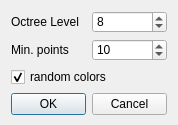
First picture: the form in qCC/ui_templates/labelingDlg.ui, repository CloudCompare/CloudCompare, before the edit.
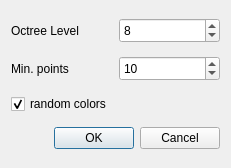
Second picture: the form after the edit.

Patch:
```diff
--- a/qCC/ui_templates/labelingDlg.ui
+++ b/qCC/ui_templates/labelingDlg.ui
@@ -6,8 +6,8 @@
    <rect>
     <x>0</x>
     <y>0</y>
-    <width>178</width>
-    <height>125</height>
+    <width>231</width>
+    <height>168</height>
    </rect>
   </property>
   <property name="sizePolicy">
@@ -18,14 +18,14 @@
   </property>
   <property name="minimumSize">
    <size>
-    <width>178</width>
-    <height>125</height>
+    <width>231</width>
+    <height>168</height>
    </size>
   </property>
   <property name="maximumSize">
    <size>
-    <width>178</width>
-    <height>125</height>
+    <width>231</width>
+    <height>168</height>
    </size>
   </property>
   <property name="windowTitle">
@@ -46,6 +46,12 @@
      </item>
      <item>
       <widget class="QSpinBox" name="octreeLevelSpinBox">
+       <property name="minimumSize">
+        <size>
+         <width>0</width>
+         <height>25</height>
+        </size>
+       </property>
        <property name="minimum">
         <number>1</number>
        </property>
@@ -73,6 +79,12 @@
      </item>
      <item>
       <widget class="QSpinBox" name="minPtsSpinBox">
+       <property name="minimumSize">
+        <size>
+         <width>0</width>
+         <height>25</height>
+        </size>
+       </property>
        <property name="minimum">
         <number>1</number>
        </property>
```
